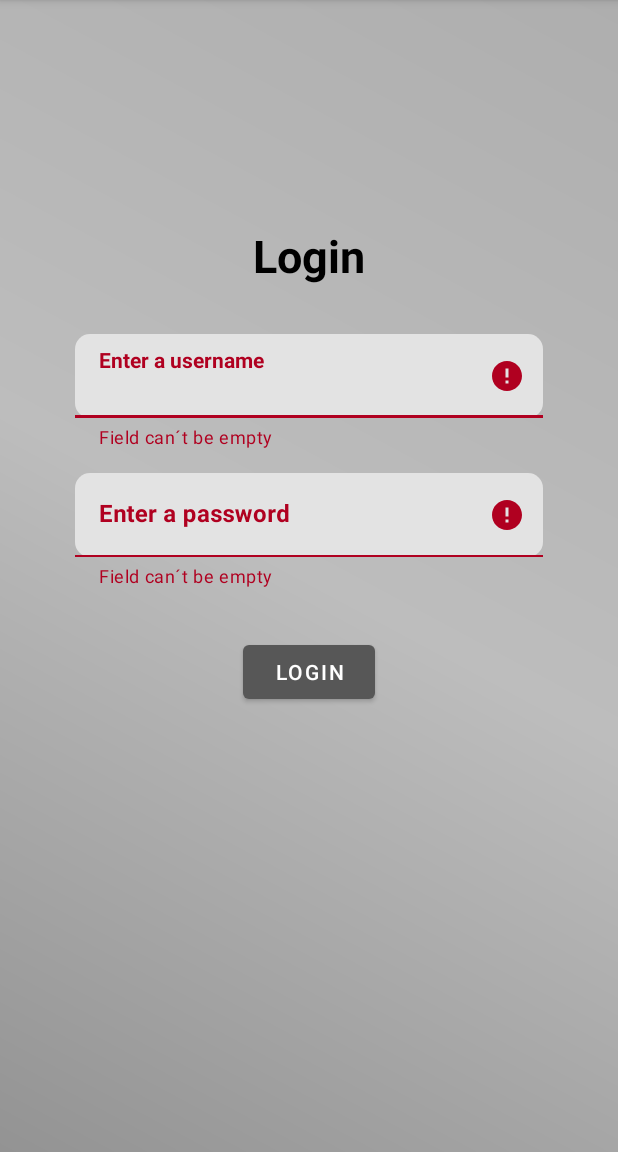
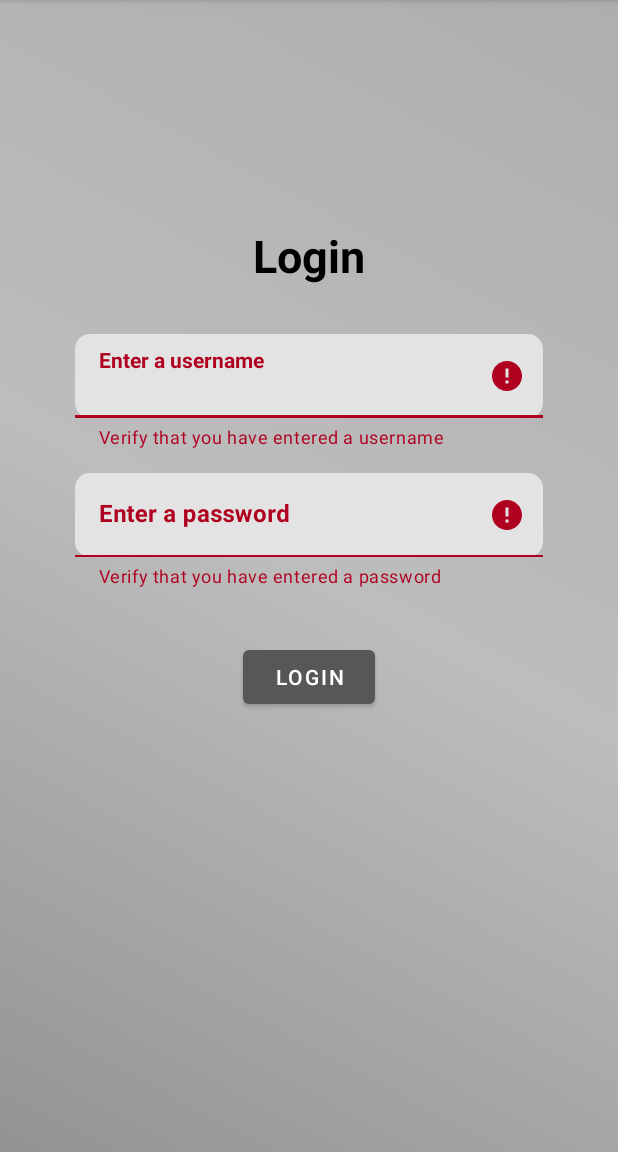
Before and after one commit to josemachado2000/SafeCity, an Android app: the screen it shows after launch (Login), after a tap on "LOGIN", on a phone screen of 412 x 824 dp, the part 84-1236 px from its top. Run offline under Robolectric (Android 15) with nearby library versions, the phone set to English and light mode, and no system bars; libraries missing offline, so code that uses them is left out: com.github.razir.progressbutton.

Commit message:
Updated Login files

```diff
--- a/app/build.gradle
+++ b/app/build.gradle
@@ -85,6 +85,7 @@ dependencies {
     //noinspection GradleDependency
     implementation "com.google.android.material:material:$rootProject.materialVersion"
     implementation "androidx.recyclerview:recyclerview:1.1.0"
+    implementation 'com.github.razir.progressbutton:progressbutton:2.1.0'
 
     // Testing
     //noinspection GradleDependency
--- a/app/src/main/java/commov/safecity/Login.kt
+++ b/app/src/main/java/commov/safecity/Login.kt
@@ -2,19 +2,24 @@ package commov.safecity
 
 import android.content.Context
 import android.content.SharedPreferences
+import android.graphics.Color
 import android.os.Bundle
-import android.util.Log
 import android.widget.Button
-import android.widget.EditText
+import android.widget.TextView
 import android.widget.Toast
 import androidx.appcompat.app.AppCompatActivity
+import androidx.core.view.isInvisible
+import androidx.core.view.isVisible
+import com.github.razir.progressbutton.attachTextChangeAnimator
+import com.github.razir.progressbutton.bindProgressButton
+import com.github.razir.progressbutton.hideProgress
+import com.github.razir.progressbutton.showProgress
 import com.google.android.material.textfield.TextInputLayout
 import commov.safecity.api.EndPoints
 import commov.safecity.api.LoginPostResponse
 import commov.safecity.api.ServiceBuilder
 import retrofit2.Call
 import retrofit2.Callback
-
 import retrofit2.Response
 
 class Login : AppCompatActivity() {
@@ -24,6 +29,8 @@ class Login : AppCompatActivity() {
 
         val usernameTextInputLayout = findViewById<TextInputLayout>(R.id.login_username_TextInputLayout)
         val passwordTextInputLayout = findViewById<TextInputLayout>(R.id.login_password_TextInputLayout)
+        val loginFailedError = findViewById<TextView>(R.id.login_failedLoginError)
+        loginFailedError.isInvisible = true
 
         val buttonLogin = findViewById<Button>(R.id.login_buttonLogin)
         buttonLogin.setOnClickListener {
@@ -32,7 +39,7 @@ class Login : AppCompatActivity() {
             var validUsername = false
             when {
                 username.isEmpty() -> {
-                    usernameTextInputLayout.error = getString(R.string.insert_note_ObligationError)
+                    usernameTextInputLayout.error = getString(R.string.login_username_ObligationError)
                 }
                 else -> {
                     usernameTextInputLayout.error = ""
@@ -44,7 +51,7 @@ class Login : AppCompatActivity() {
             var validPassword = false
             when {
                 password.isEmpty() -> {
-                    passwordTextInputLayout.error = getString(R.string.insert_note_ObligationError)
+                    passwordTextInputLayout.error = getString(R.string.login_password_ObligationError)
                 }
                 else -> {
                     passwordTextInputLayout.error = ""
@@ -56,14 +63,19 @@ class Login : AppCompatActivity() {
                 val request = ServiceBuilder.buildService(EndPoints::class.java)
                 val call = request.login(username = username, password = password)
 
-                call.enqueue(object: Callback<LoginPostResponse> {
+                call.enqueue(object : Callback<LoginPostResponse> {
                     override fun onResponse(call: Call<LoginPostResponse>, response: Response<LoginPostResponse>) {
                         if (response.isSuccessful) {
+                            loginFailedError.isInvisible = true
                             val user: LoginPostResponse = response.body()!!
-                            Toast.makeText(this@Login, user.id.toString().plus(" -> NICE"), Toast.LENGTH_SHORT).show()
+                            Toast.makeText(this@Login, user.id.toString().plus("   ->   ").plus(user.username), Toast.LENGTH_SHORT).show()
+
+//                            Handler(Looper.getMainLooper()).postDelayed({
+//
+//                            }, 2000)
 
                             val loginSharedPref: SharedPreferences = getSharedPreferences(getString(R.string.login_preference_file), Context.MODE_PRIVATE)
-                            with (loginSharedPref.edit()) {
+                            with(loginSharedPref.edit()) {
                                 putBoolean(getString(R.string.logged), true)
                                 putString(getString(R.string.loggedUsername), username)
                                 apply()
@@ -72,12 +84,10 @@ class Login : AppCompatActivity() {
                     }
 
                     override fun onFailure(call: Call<LoginPostResponse>, t: Throwable) {
-                        Toast.makeText(this@Login, "${t.message}", Toast.LENGTH_LONG).show()
+                        loginFailedError.isVisible = true
                     }
                 })
             }
-
-
         }
     }
 }
--- a/app/src/main/java/commov/safecity/api/ServiceBuilder.kt
+++ b/app/src/main/java/commov/safecity/api/ServiceBuilder.kt
@@ -8,7 +8,7 @@ object ServiceBuilder {
     private val client = OkHttpClient.Builder().build()
 
     private val retrofit = Retrofit.Builder()
-        .baseUrl("http://192.168.1.135:85/SafeCity/")
+        .baseUrl("https://safecity-commov.000webhostapp.com/SafeCity/")
         .addConverterFactory(GsonConverterFactory.create())
         .client(client)
         .build()
--- a/app/src/main/res/layout/login.xml
+++ b/app/src/main/res/layout/login.xml
@@ -2,6 +2,7 @@
 <androidx.constraintlayout.widget.ConstraintLayout
     xmlns:android="http://schemas.android.com/apk/res/android"
     xmlns:app="http://schemas.android.com/apk/res-auto"
+    xmlns:tools="http://schemas.android.com/tools"
     android:layout_width="match_parent"
     android:layout_height="match_parent"
     android:background="@drawable/app_background">
@@ -29,6 +30,7 @@
         android:layout_marginEnd="50dp"
         android:layout_marginRight="50dp"
         android:hint="@string/login_username_hint"
+        app:endIconMode="clear_text"
         app:boxBackgroundColor="@color/light_gray"
         app:boxCornerRadiusBottomEnd="10dp"
         app:boxCornerRadiusBottomStart="10dp"
@@ -67,6 +69,7 @@
         app:boxCornerRadiusTopEnd="10dp"
         app:boxCornerRadiusTopStart="10dp"
         app:boxStrokeColor="@color/black"
+        app:endIconMode="password_toggle"
         app:errorEnabled="true"
         app:hintTextAppearance="@style/TextAppearance.AppCompat.Body2"
         app:hintTextColor="@android:color/darker_gray"
@@ -83,14 +86,29 @@
             android:textStyle="bold" />
     </com.google.android.material.textfield.TextInputLayout>
 
+    <TextView
+        android:id="@+id/login_failedLoginError"
+        android:layout_width="wrap_content"
+        android:layout_height="wrap_content"
+        android:layout_marginStart="50dp"
+        android:layout_marginLeft="50dp"
+        android:layout_marginEnd="50dp"
+        android:layout_marginRight="50dp"
+        android:text="@string/login_failedLoginError"
+        android:textColor="#FF0000"
+        android:textStyle="bold"
+        app:layout_constraintEnd_toEndOf="parent"
+        app:layout_constraintStart_toStartOf="parent"
+        app:layout_constraintTop_toBottomOf="@+id/login_password_TextInputLayout" />
+
     <Button
         android:id="@+id/login_buttonLogin"
         android:layout_width="wrap_content"
         android:layout_height="wrap_content"
-        android:layout_marginTop="32dp"
+        android:layout_marginTop="16dp"
         android:text="@string/login_buttonLogin"
         app:layout_constraintEnd_toEndOf="parent"
         app:layout_constraintStart_toStartOf="parent"
-        app:layout_constraintTop_toBottomOf="@+id/login_password_TextInputLayout" />
+        app:layout_constraintTop_toBottomOf="@+id/login_failedLoginError" />
 
 </androidx.constraintlayout.widget.ConstraintLayout>
--- a/app/src/main/res/values/strings.xml
+++ b/app/src/main/res/values/strings.xml
@@ -60,8 +60,11 @@
     <!--    Login    -->
     <string name="login_loginTitle">Login</string>
     <string name="login_username_hint">Enter a username</string>
+    <string name="login_username_ObligationError">Verify that you have entered a username</string>
     <string name="login_password_hint">Enter a password</string>
+    <string name="login_password_ObligationError">Verify that you have entered a password</string>
     <string name="login_buttonLogin">Login</string>
+    <string name="login_failedLoginError">Username or password is incorrect!</string>
     <!--    Login Shared Preferences    -->
     <string name="login_preference_file">loginPreferenceFile</string>
     <string name="logged">logged</string>
```
Also changed, not shown: app/src/main/java/commov/safecity/Home.kt (+35 -0 lines), app/src/main/java/commov/safecity/Notes.kt (+36 -19 lines), 1 other file.
